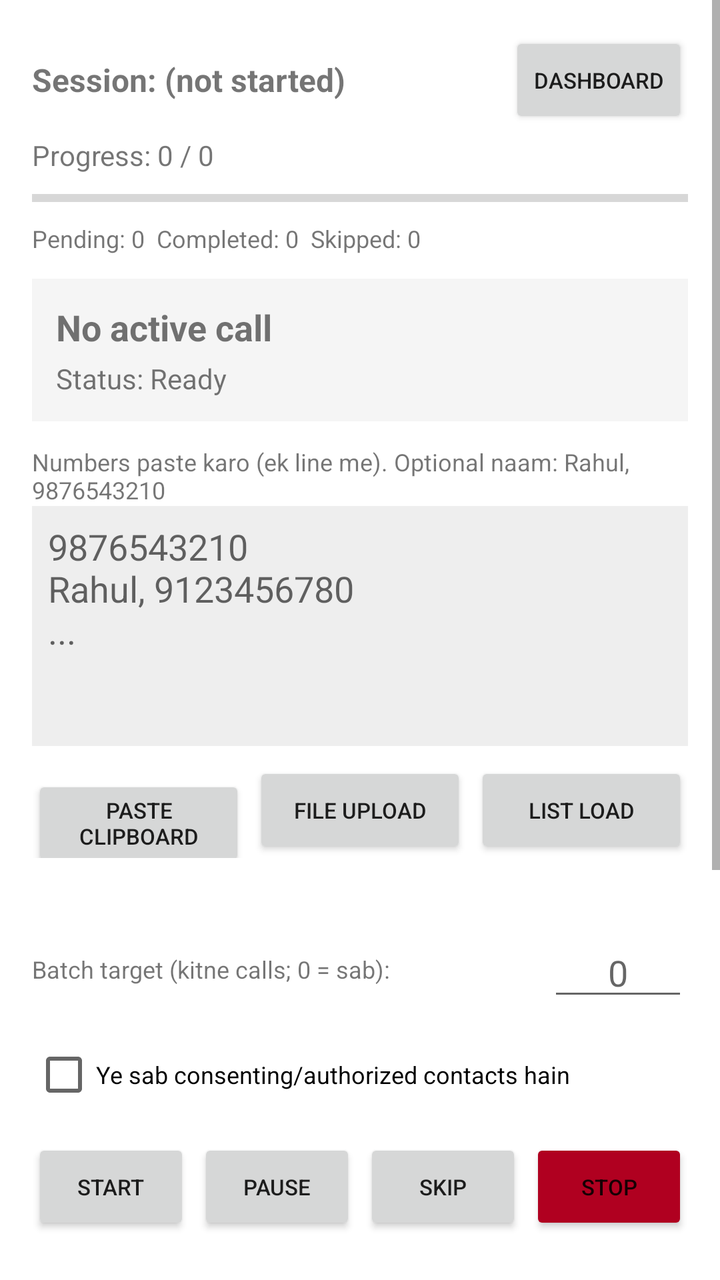
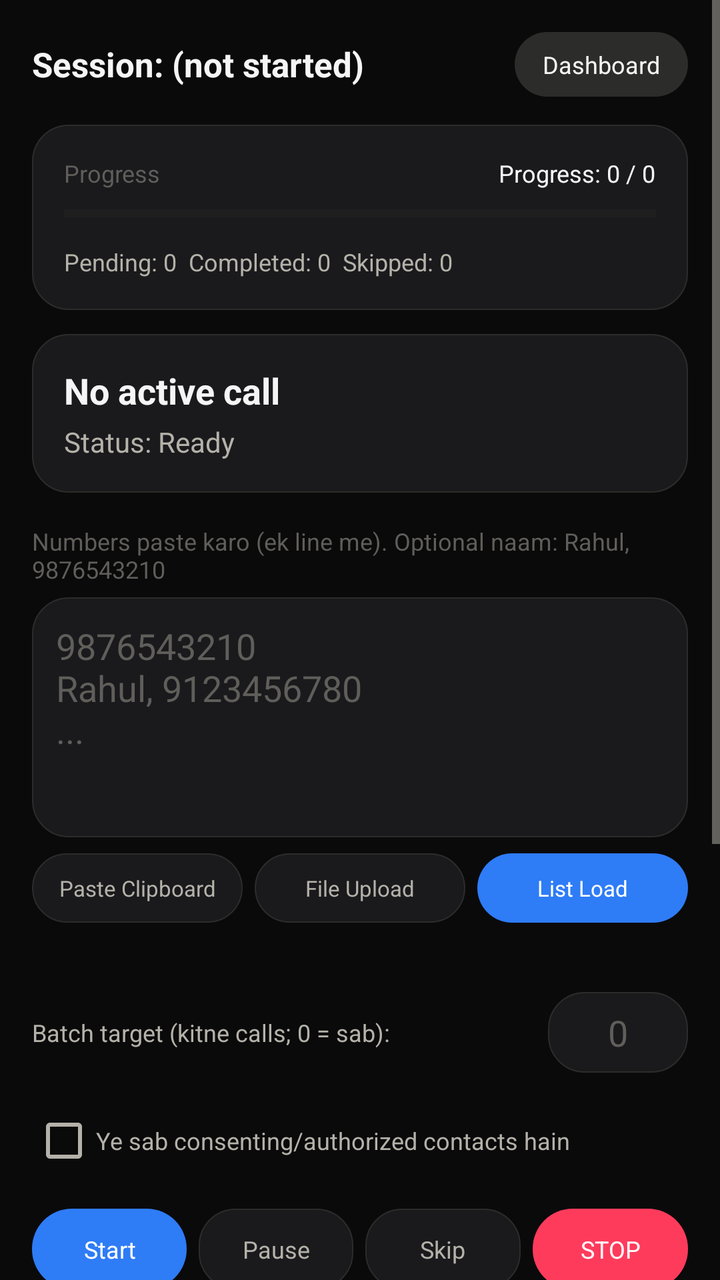

An Android layout rendered at two revisions. The XML below is the earlier revision; the diff shows what the commit changed to produce the second picture.
<!-- AndroidManifest.xml: application theme Theme.AutoDialer -->
<!-- res/layout/activity_main.xml -->
<?xml version="1.0" encoding="utf-8"?>
<FrameLayout xmlns:android="http://schemas.android.com/apk/res/android"
    android:layout_width="match_parent"
    android:layout_height="match_parent">

    <ScrollView
        android:layout_width="match_parent"
        android:layout_height="match_parent">

        <LinearLayout
            android:layout_width="match_parent"
            android:layout_height="wrap_content"
            android:orientation="vertical"
            android:padding="16dp">

            <LinearLayout
                android:layout_width="match_parent"
                android:layout_height="wrap_content"
                android:orientation="horizontal"
                android:gravity="center_vertical">

                <TextView
                    android:id="@+id/tvSessionName"
                    android:layout_width="0dp"
                    android:layout_weight="1"
                    android:layout_height="wrap_content"
                    android:text="Session: (not started)"
                    android:textStyle="bold"
                    android:textSize="16sp"/>

                <Button
                    android:id="@+id/btnDashboard"
                    android:layout_width="wrap_content"
                    android:layout_height="wrap_content"
                    android:textSize="11sp"
                    android:text="Dashboard"/>
            </LinearLayout>

            <TextView
                android:id="@+id/tvProgress"
                android:layout_width="wrap_content"
                android:layout_height="wrap_content"
                android:layout_marginTop="4dp"
                android:text="Progress: 0 / 0"/>

            <ProgressBar
                android:id="@+id/progressBar"
                style="?android:attr/progressBarStyleHorizontal"
                android:layout_width="match_parent"
                android:layout_height="wrap_content"
                android:layout_marginTop="4dp"
                android:max="100"
                android:progress="0"/>

            <TextView
                android:id="@+id/tvCounts"
                android:layout_width="wrap_content"
                android:layout_height="wrap_content"
                android:layout_marginTop="4dp"
                android:textSize="12sp"
                android:text="Pending: 0  Completed: 0  Skipped: 0"/>

            <LinearLayout
                android:layout_width="match_parent"
                android:layout_height="wrap_content"
                android:orientation="vertical"
                android:background="#F5F5F5"
                android:padding="12dp"
                android:layout_marginTop="12dp">

                <TextView
                    android:id="@+id/tvCurrentLead"
                    android:layout_width="wrap_content"
                    android:layout_height="wrap_content"
                    android:textStyle="bold"
                    android:textSize="18sp"
                    android:text="No active call"/>

                <TextView
                    android:id="@+id/tvStatus"
                    android:layout_width="wrap_content"
                    android:layout_height="wrap_content"
                    android:layout_marginTop="4dp"
                    android:text="Status: Ready"/>
            </LinearLayout>

            <TextView
                android:layout_width="wrap_content"
                android:layout_height="wrap_content"
                android:layout_marginTop="12dp"
                android:text="Numbers paste karo (ek line me). Optional naam: Rahul, 9876543210"
                android:textSize="12sp"/>

            <EditText
                android:id="@+id/etNumbers"
                android:layout_width="match_parent"
                android:layout_height="120dp"
                android:gravity="top|start"
                android:hint="9876543210&#10;Rahul, 9123456780&#10;..."
                android:inputType="textMultiLine"
                android:background="#EEEEEE"
                android:padding="8dp"/>

            <LinearLayout
                android:layout_width="match_parent"
                android:layout_height="wrap_content"
                android:orientation="horizontal"
                android:layout_marginTop="8dp">

                <Button
                    android:id="@+id/btnPasteClipboard"
                    android:layout_width="0dp"
                    android:layout_height="wrap_content"
                    android:layout_weight="1"
                    android:textSize="11sp"
                    android:text="Paste Clipboard"/>

                <Button
                    android:id="@+id/btnImportFile"
                    android:layout_width="0dp"
                    android:layout_height="wrap_content"
                    android:layout_weight="1"
                    android:layout_marginStart="4dp"
                    android:textSize="11sp"
                    android:text="File Upload"/>

                <Button
                    android:id="@+id/btnLoadList"
                    android:layout_width="0dp"
                    android:layout_height="wrap_content"
                    android:layout_weight="1"
                    android:layout_marginStart="4dp"
                    android:textSize="11sp"
                    android:text="List Load"/>
            </LinearLayout>

            <TextView
                android:id="@+id/tvDuplicateInfo"
                android:layout_width="wrap_content"
                android:layout_height="wrap_content"
                android:layout_marginTop="4dp"
                android:textColor="#B00020"
                android:text=""/>

            <LinearLayout
                android:layout_width="match_parent"
                android:layout_height="wrap_content"
                android:orientation="horizontal"
                android:layout_marginTop="12dp"
                android:gravity="center_vertical">

                <TextView
                    android:layout_width="0dp"
                    android:layout_weight="1"
                    android:layout_height="wrap_content"
                    android:textSize="12sp"
                    android:text="Batch target (kitne calls; 0 = sab):"/>

                <EditText
                    android:id="@+id/etBatchTarget"
                    android:layout_width="70dp"
                    android:layout_height="wrap_content"
                    android:inputType="number"
                    android:hint="0"
                    android:gravity="center"/>
            </LinearLayout>

            <CheckBox
                android:id="@+id/cbConsent"
                android:layout_width="match_parent"
                android:layout_height="wrap_content"
                android:layout_marginTop="8dp"
                android:text="Ye sab consenting/authorized contacts hain"
                android:textSize="12sp"/>

            <LinearLayout
                android:layout_width="match_parent"
                android:layout_height="wrap_content"
                android:orientation="horizontal"
                android:layout_marginTop="8dp">

                <Button
                    android:id="@+id/btnStart"
                    android:layout_width="0dp"
                    android:layout_height="wrap_content"
                    android:layout_weight="1"
                    android:textSize="11sp"
                    android:text="Start"/>

                <Button
                    android:id="@+id/btnPause"
                    android:layout_width="0dp"
                    android:layout_height="wrap_content"
                    android:layout_weight="1"
                    android:layout_marginStart="4dp"
                    android:textSize="11sp"
                    android:text="Pause"/>

                <Button
                    android:id="@+id/btnSkip"
                    android:layout_width="0dp"
                    android:layout_height="wrap_content"
                    android:layout_weight="1"
                    android:layout_marginStart="4dp"
                    android:textSize="11sp"
                    android:text="Skip"/>

                <Button
                    android:id="@+id/btnStop"
                    android:layout_width="0dp"
                    android:layout_height="wrap_content"
                    android:layout_weight="1"
                    android:layout_marginStart="4dp"
                    android:textSize="11sp"
                    android:backgroundTint="#B00020"
                    android:text="STOP"/>
            </LinearLayout>

            <TextView
                android:id="@+id/tvResumeBanner"
                android:layout_width="match_parent"
                android:layout_height="wrap_content"
                android:layout_marginTop="8dp"
                android:padding="8dp"
                android:background="#FFF3CD"
                android:visibility="gone"
                android:text="Pichla session mila - Resume Session dabao"/>

            <androidx.recyclerview.widget.RecyclerView
                android:id="@+id/rvNumbers"
                android:layout_width="match_parent"
                android:layout_height="300dp"
                android:layout_marginTop="8dp"/>

        </LinearLayout>
    </ScrollView>

    
    <LinearLayout
        android:id="@+id/overlayOutcome"
        android:layout_width="match_parent"
        android:layout_height="match_parent"
        android:orientation="vertical"
        android:visibility="gone"
        android:background="#000000">

        <LinearLayout
            android:layout_width="match_parent"
            android:layout_height="0dp"
            android:layout_weight="1"
            android:orientation="horizontal">

            <Button
                android:id="@+id/btnOutcomeResume"
                android:layout_width="0dp"
                android:layout_weight="1"
                android:layout_height="match_parent"
                android:backgroundTint="#2196F3"
                android:textColor="#FFFFFF"
                android:textSize="24sp"
                android:text="RESUME"/>

            <Button
                android:id="@+id/btnOutcomeNo"
                android:layout_width="0dp"
                android:layout_weight="1"
                android:layout_height="match_parent"
                android:layout_marginStart="2dp"
                android:backgroundTint="#E53935"
                android:textColor="#FFFFFF"
                android:textSize="24sp"
                android:text="NO"/>
        </LinearLayout>

        <LinearLayout
            android:layout_width="match_parent"
            android:layout_height="0dp"
            android:layout_weight="1"
            android:layout_marginTop="2dp"
            android:orientation="horizontal">

            <Button
                android:id="@+id/btnOutcomePositive"
                android:layout_width="0dp"
                android:layout_weight="1"
                android:layout_height="match_parent"
                android:backgroundTint="#43A047"
                android:textColor="#FFFFFF"
                android:textSize="24sp"
                android:text="POSITIVE"/>

            <Button
                android:id="@+id/btnOutcomeInfo"
                android:layout_width="0dp"
                android:layout_weight="1"
                android:layout_height="match_parent"
                android:layout_marginStart="2dp"
                android:backgroundTint="#FB8C00"
                android:textColor="#FFFFFF"
                android:textSize="24sp"
                android:text="INFO"/>
        </LinearLayout>
    </LinearLayout>

</FrameLayout>
<!-- resources referenced by this layout -->
<resources>
  <style name="Theme.AutoDialer" parent="Theme.MaterialComponents.DayNight.NoActionBar">
          <item name="colorPrimary">@color/purple_500</item>
          <item name="colorPrimaryVariant">@color/teal_700</item>
      </style>
  <color name="purple_500">#6200EE</color>
  <color name="teal_700">#018786</color>
</resources>

<!-- the commit's change to res/layout/activity_main.xml (unified diff, before → after) -->
@@ -1,7 +1,8 @@
 <?xml version="1.0" encoding="utf-8"?>
 <FrameLayout xmlns:android="http://schemas.android.com/apk/res/android"
     android:layout_width="match_parent"
-    android:layout_height="match_parent">
+    android:layout_height="match_parent"
+    android:background="@color/bg_dark">
 
     <ScrollView
         android:layout_width="match_parent"
@@ -26,46 +27,80 @@
                     android:layout_height="wrap_content"
                     android:text="Session: (not started)"
                     android:textStyle="bold"
-                    android:textSize="16sp"/>
-
-                <Button
+                    android:textColor="@color/text_primary_dark"
+                    android:textSize="17sp"/>
+
+                <TextView
                     android:id="@+id/btnDashboard"
                     android:layout_width="wrap_content"
                     android:layout_height="wrap_content"
-                    android:textSize="11sp"
+                    android:background="@drawable/bg_avatar"
+                    android:paddingStart="14dp"
+                    android:paddingEnd="14dp"
+                    android:paddingTop="8dp"
+                    android:paddingBottom="8dp"
+                    android:textColor="@color/text_primary_dark"
+                    android:textSize="12sp"
                     android:text="Dashboard"/>
             </LinearLayout>
 
-            <TextView
-                android:id="@+id/tvProgress"
-                android:layout_width="wrap_content"
-                android:layout_height="wrap_content"
-                android:layout_marginTop="4dp"
-                android:text="Progress: 0 / 0"/>
-
-            <ProgressBar
-                android:id="@+id/progressBar"
-                style="?android:attr/progressBarStyleHorizontal"
-                android:layout_width="match_parent"
-                android:layout_height="wrap_content"
-                android:layout_marginTop="4dp"
-                android:max="100"
-                android:progress="0"/>
-
-            <TextView
-                android:id="@+id/tvCounts"
-                android:layout_width="wrap_content"
-                android:layout_height="wrap_content"
-                android:layout_marginTop="4dp"
-                android:textSize="12sp"
-                android:text="Pending: 0  Completed: 0  Skipped: 0"/>
-
             <LinearLayout
                 android:layout_width="match_parent"
                 android:layout_height="wrap_content"
                 android:orientation="vertical"
-                android:background="#F5F5F5"
-                android:padding="12dp"
+                android:background="@drawable/bg_card"
+                android:padding="16dp"
+                android:layout_marginTop="14dp">
+
+                <LinearLayout
+                    android:layout_width="match_parent"
+                    android:layout_height="wrap_content"
+                    android:orientation="horizontal">
+
+                    <TextView
+                        android:layout_width="0dp"
+                        android:layout_weight="1"
+                        android:layout_height="wrap_content"
+                        android:text="Progress"
+                        android:textColor="@color/text_muted_dark"
+                        android:textSize="12sp"/>
+
+                    <TextView
+                        android:id="@+id/tvProgress"
+                        android:layout_width="wrap_content"
+                        android:layout_height="wrap_content"
+                        android:text="Progress: 0 / 0"
+                        android:textColor="@color/text_primary_dark"
+                        android:textSize="12sp"/>
+                </LinearLayout>
+
+                <ProgressBar
+                    android:id="@+id/progressBar"
+                    style="?android:attr/progressBarStyleHorizontal"
+                    android:layout_width="match_parent"
+                    android:layout_height="8dp"
+                    android:layout_marginTop="8dp"
+                    android:progressTint="@color/progress_fill"
+                    android:progressBackgroundTint="@color/progress_track"
+                    android:max="100"
+                    android:progress="0"/>
+
+                <TextView
+                    android:id="@+id/tvCounts"
+                    android:layout_width="wrap_content"
+                    android:layout_height="wrap_content"
+                    android:layout_marginTop="12dp"
+                    android:textColor="@color/text_secondary_dark"
+                    android:textSize="12sp"
+                    android:text="Pending: 0  Completed: 0  Skipped: 0"/>
+            </LinearLayout>
+
+            <LinearLayout
+                android:layout_width="match_parent"
+                android:layout_height="wrap_content"
+                android:orientation="vertical"
+                android:background="@drawable/bg_card"
+                android:padding="16dp"
                 android:layout_marginTop="12dp">
 
                 <TextView
@@ -73,6 +108,7 @@
                     android:layout_width="wrap_content"
                     android:layout_height="wrap_content"
                     android:textStyle="bold"
+                    android:textColor="@color/text_primary_dark"
                     android:textSize="18sp"
                     android:text="No active call"/>
 
@@ -81,14 +117,16 @@
                     android:layout_width="wrap_content"
                     android:layout_height="wrap_content"
                     android:layout_marginTop="4dp"
+                    android:textColor="@color/text_secondary_dark"
                     android:text="Status: Ready"/>
             </LinearLayout>
 
             <TextView
                 android:layout_width="wrap_content"
                 android:layout_height="wrap_content"
-                android:layout_marginTop="12dp"
+                android:layout_marginTop="16dp"
                 android:text="Numbers paste karo (ek line me). Optional naam: Rahul, 9876543210"
+                android:textColor="@color/text_muted_dark"
                 android:textSize="12sp"/>
 
             <EditText
@@ -98,8 +136,11 @@
                 android:gravity="top|start"
                 android:hint="9876543210&#10;Rahul, 9123456780&#10;..."
                 android:inputType="textMultiLine"
-                android:background="#EEEEEE"
-                android:padding="8dp"/>
+                android:background="@drawable/bg_card"
+                android:textColor="@color/text_primary_dark"
+                android:textColorHint="@color/text_muted_dark"
+                android:padding="12dp"
+                android:layout_marginTop="6dp"/>
 
             <LinearLayout
                 android:layout_width="match_parent"
@@ -107,29 +148,41 @@
                 android:orientation="horizontal"
                 android:layout_marginTop="8dp">
 
-                <Button
+                <TextView
                     android:id="@+id/btnPasteClipboard"
                     android:layout_width="0dp"
-                    android:layout_height="wrap_content"
-                    android:layout_weight="1"
+                    android:layout_weight="1"
+                    android:layout_height="wrap_content"
+                    android:background="@drawable/bg_card"
+                    android:gravity="center"
+                    android:padding="10dp"
+                    android:textColor="@color/text_secondary_dark"
                     android:textSize="11sp"
                     android:text="Paste Clipboard"/>
 
-                <Button
+                <TextView
                     android:id="@+id/btnImportFile"
                     android:layout_width="0dp"
-                    android:layout_height="wrap_content"
-                    android:layout_weight="1"
-                    android:layout_marginStart="4dp"
+                    android:layout_weight="1"
+                    android:layout_height="wrap_content"
+                    android:layout_marginStart="6dp"
+                    android:background="@drawable/bg_card"
+                    android:gravity="center"
+                    android:padding="10dp"
+                    android:textColor="@color/text_secondary_dark"
                     android:textSize="11sp"
                     android:text="File Upload"/>
 
-                <Button
+                <TextView
                     android:id="@+id/btnLoadList"
                     android:layout_width="0dp"
-                    android:layout_height="wrap_content"
-                    android:layout_weight="1"
-                    android:layout_marginStart="4dp"
+                    android:layout_weight="1"
+                    android:layout_height="wrap_content"
+                    android:layout_marginStart="6dp"
+                    android:background="@drawable/bg_pill_resume"
+                    android:gravity="center"
+                    android:padding="10dp"
+                    android:textColor="@color/resume_text"
                     android:textSize="11sp"
                     android:text="List Load"/>
             </LinearLayout>
@@ -138,21 +191,23 @@
                 android:id="@+id/tvDuplicateInfo"
                 android:layout_width="wrap_content"
                 android:layout_height="wrap_content"
-                android:layout_marginTop="4dp"
-                android:textColor="#B00020"
+                android:layout_marginTop="6dp"
+                android:textColor="@color/no_bg"
+                android:textSize="11sp"
                 android:text=""/>
 
             <LinearLayout
                 android:layout_width="match_parent"
                 android:layout_height="wrap_content"
                 android:orientation="horizontal"
-                android:layout_marginTop="12dp"
+                android:layout_marginTop="14dp"
                 android:gravity="center_vertical">
 
                 <TextView
                     android:layout_width="0dp"
                     android:layout_weight="1"
                     android:layout_height="wrap_content"
+                    android:textColor="@color/text_secondary_dark"
                     android:textSize="12sp"
                     android:text="Batch target (kitne calls; 0 = sab):"/>
 
@@ -162,6 +217,10 @@
                     android:layout_height="wrap_content"
                     android:inputType="number"
                     android:hint="0"
+                    android:textColor="@color/text_primary_dark"
+                    android:textColorHint="@color/text_muted_dark"
+                    android:background="@drawable/bg_card"
+                    android:padding="8dp"
                     android:gravity="center"/>
             </LinearLayout>
 
@@ -169,7 +228,8 @@
                 android:id="@+id/cbConsent"
                 android:layout_width="match_parent"
                 android:layout_height="wrap_content"
-                android:layout_marginTop="8dp"
+                android:layout_marginTop="10dp"
+                android:textColor="@color/text_secondary_dark"
                 android:text="Ye sab consenting/authorized contacts hain"
                 android:textSize="12sp"/>
 
@@ -177,42 +237,57 @@
                 android:layout_width="match_parent"
                 android:layout_height="wrap_content"
                 android:orientation="horizontal"
-                android:layout_marginTop="8dp">
-
-                <Button
+                android:layout_marginTop="10dp">
+
+                <TextView
                     android:id="@+id/btnStart"
                     android:layout_width="0dp"
-                    android:layout_height="wrap_content"
-                    android:layout_weight="1"
-                    android:textSize="11sp"
+                    android:layout_weight="1"
+                    android:layout_height="wrap_content"
+                    android:background="@drawable/bg_pill_resume"
+                    android:gravity="center"
+                    android:padding="12dp"
+                    android:textColor="@color/resume_text"
+                    android:textSize="12sp"
                     android:text="Start"/>
 
-                <Button
+                <TextView
                     android:id="@+id/btnPause"
                     android:layout_width="0dp"
-                    android:layout_height="wrap_content"
-                    android:layout_weight="1"
-                    android:layout_marginStart="4dp"
-                    android:textSize="11sp"
+                    android:layout_weight="1"
+                    android:layout_height="wrap_content"
+                    android:layout_marginStart="6dp"
+                    android:background="@drawable/bg_card"
+                    android:gravity="center"
+                    android:padding="12dp"
+                    android:textColor="@color/text_secondary_dark"
+                    android:textSize="12sp"
                     android:text="Pause"/>
 
-                <Button
+                <TextView
                     android:id="@+id/btnSkip"
                     android:layout_width="0dp"
-                    android:layout_height="wrap_content"
-                    android:layout_weight="1"
-                    android:layout_marginStart="4dp"
-                    android:textSize="11sp"
+                    android:layout_weight="1"
+                    android:layout_height="wrap_content"
+                    android:layout_marginStart="6dp"
+                    android:background="@drawable/bg_card"
+                    android:gravity="center"
+                    android:padding="12dp"
+                    android:textColor="@color/text_secondary_dark"
+                    android:textSize="12sp"
                     android:text="Skip"/>
 
-                <Button
+                <TextView
                     android:id="@+id/btnStop"
                     android:layout_width="0dp"
-                    android:layout_height="wrap_content"
-                    android:layout_weight="1"
-                    android:layout_marginStart="4dp"
-                    android:textSize="11sp"
-                    android:backgroundTint="#B00020"
+                    android:layout_weight="1"
+                    android:layout_height="wrap_content"
+                    android:layout_marginStart="6dp"
+                    android:background="@drawable/bg_pill_no"
+                    android:gravity="center"
+                    android:padding="12dp"
+                    android:textColor="@color/no_text"
+                    android:textSize="12sp"
                     android:text="STOP"/>
             </LinearLayout>
 
@@ -220,9 +295,10 @@
                 android:id="@+id/tvResumeBanner"
                 android:layout_width="match_parent"
                 android:layout_height="wrap_content"
-                android:layout_marginTop="8dp"
-                android:padding="8dp"
-                android:background="#FFF3CD"
+                android:layout_marginTop="10dp"
+                android:padding="10dp"
+                android:background="@drawable/bg_pill_info"
+                android:textColor="@color/info_text"
                 android:visibility="gone"
                 android:text="Pichla session mila - Resume Session dabao"/>
 
@@ -230,19 +306,28 @@
                 android:id="@+id/rvNumbers"
                 android:layout_width="match_parent"
                 android:layout_height="300dp"
-                android:layout_marginTop="8dp"/>
+                android:layout_marginTop="10dp"/>
 
         </LinearLayout>
     </ScrollView>
 
-    
     <LinearLayout
         android:id="@+id/overlayOutcome"
         android:layout_width="match_parent"
         android:layout_height="match_parent"
         android:orientation="vertical"
+        android:gravity="center"
         android:visibility="gone"
-        android:background="#000000">
+        android:padding="20dp"
+        android:background="#0A0A0B">
+
+        <TextView
+            android:layout_width="wrap_content"
+            android:layout_height="wrap_content"
+            android:layout_marginBottom="16dp"
+            android:text="Call khatam — agla option chuno"
+            android:textColor="@color/text_muted_dark"
+            android:textSize="13sp"/>
 
         <LinearLayout
             android:layout_width="match_parent"
@@ -250,25 +335,34 @@
             android:layout_weight="1"
             android:orientation="horizontal">
 
-            <Button
+            <TextView
                 android:id="@+id/btnOutcomeResume"
                 android:layout_width="0dp"
                 android:layout_weight="1"
                 android:layout_height="match_parent"
-                android:backgroundTint="#2196F3"
-                android:textColor="#FFFFFF"
-                android:textSize="24sp"
+                android:layout_marginEnd="6dp"
+                android:layout_marginBottom="6dp"
+                android:background="@drawable/bg_glow_box_resume"
+                android:gravity="center"
+                android:elevation="16dp"
+                android:textColor="@color/resume_text"
+                android:textSize="20sp"
+                android:textStyle="bold"
                 android:text="RESUME"/>
 
-            <Button
+            <TextView
                 android:id="@+id/btnOutcomeNo"
                 android:layout_width="0dp"
                 android:layout_weight="1"
                 android:layout_height="match_parent"
-                android:layout_marginStart="2dp"
-                android:backgroundTint="#E53935"
-                android:textColor="#FFFFFF"
-                android:textSize="24sp"
+                android:layout_marginStart="6dp"
+                android:layout_marginBottom="6dp"
+                android:background="@drawable/bg_glow_box_no"
+                android:gravity="center"
+                android:elevation="16dp"
+                android:textColor="@color/no_text"
+                android:textSize="20sp"
+                android:textStyle="bold"
                 android:text="NO"/>
         </LinearLayout>
 
@@ -276,28 +370,36 @@
             android:layout_width="match_parent"
             android:layout_height="0dp"
             android:layout_weight="1"
-            android:layout_marginTop="2dp"
             android:orientation="horizontal">
 
-            <Button
+            <TextView
                 android:id="@+id/btnOutcomePositive"
                 android:layout_width="0dp"
                 android:layout_weight="1"
                 android:layout_height="match_parent"
-                android:backgroundTint="#43A047"
-                android:textColor="#FFFFFF"
-                android:textSize="24sp"
+                android:layout_marginEnd="6dp"
+                android:layout_marginTop="6dp"
+                android:background="@drawable/bg_glow_box_positive"
+                android:gravity="center"
+                android:elevation="16dp"
+                android:textColor="@color/positive_text"
+                android:textSize="20sp"
+                android:textStyle="bold"
                 android:text="POSITIVE"/>
 
-            <Button
+            <TextView
                 android:id="@+id/btnOutcomeInfo"
                 android:layout_width="0dp"
                 android:layout_weight="1"
                 android:layout_height="match_parent"
-                android:layout_marginStart="2dp"
-                android:backgroundTint="#FB8C00"
-                android:textColor="#FFFFFF"
-                android:textSize="24sp"
+                android:layout_marginStart="6dp"
+                android:layout_marginTop="6dp"
+                android:background="@drawable/bg_glow_box_info"
+                android:gravity="center"
+                android:elevation="16dp"
+                android:textColor="@color/info_text"
+                android:textSize="20sp"
+                android:textStyle="bold"
                 android:text="INFO"/>
         </LinearLayout>
     </LinearLayout>
<!-- resource entries referenced after the edit -->
@@ -1,10 +1,98 @@
 <!-- resources referenced by this layout -->
 <resources>
-  <style name="Theme.AutoDialer" parent="Theme.MaterialComponents.DayNight.NoActionBar">
-          <item name="colorPrimary">@color/purple_500</item>
-          <item name="colorPrimaryVariant">@color/teal_700</item>
+  <color name="bg_dark">#0A0A0B</color>
+  <color name="info_text">#412402</color>
+  <color name="no_bg">#FF3B5C</color>
+  <color name="no_text">#FFFFFF</color>
+  <color name="positive_text">#06341A</color>
+  <color name="progress_fill">#2ED47A</color>
+  <color name="progress_track">#2C2C2A</color>
+  <color name="resume_text">#FFFFFF</color>
+  <color name="text_muted_dark">#5F5E5A</color>
+  <color name="text_primary_dark">#F5F5F5</color>
+  <color name="text_secondary_dark">#B4B2A9</color>
+  <!-- drawable bg_avatar (drawable) -->
+  <?xml version="1.0" encoding="utf-8"?>
+  <shape xmlns:android="http://schemas.android.com/apk/res/android">
+      <solid android:color="@color/border_dark"/>
+      <corners android:radius="24dp"/>
+  </shape>
+  <!-- drawable bg_card (drawable) -->
+  <?xml version="1.0" encoding="utf-8"?>
+  <shape xmlns:android="http://schemas.android.com/apk/res/android">
+      <solid android:color="@color/surface_dark"/>
+      <corners android:radius="18dp"/>
+      <stroke android:width="0.5dp" android:color="@color/border_dark"/>
+  </shape>
+  <!-- drawable bg_glow_box_info (drawable) -->
+  <?xml version="1.0" encoding="utf-8"?>
+  <layer-list xmlns:android="http://schemas.android.com/apk/res/android">
+      <item>
+          <shape android:shape="rectangle">
+              <solid android:color="@color/info_bg"/>
+              <corners android:radius="18dp"/>
+          </shape>
+      </item>
+  </layer-list>
+  <!-- drawable bg_glow_box_no (drawable) -->
+  <?xml version="1.0" encoding="utf-8"?>
+  <layer-list xmlns:android="http://schemas.android.com/apk/res/android">
+      <item>
+          <shape android:shape="rectangle">
+              <solid android:color="@color/no_bg"/>
+              <corners android:radius="18dp"/>
+          </shape>
+      </item>
+  </layer-list>
+  <!-- drawable bg_glow_box_positive (drawable) -->
+  <?xml version="1.0" encoding="utf-8"?>
+  <layer-list xmlns:android="http://schemas.android.com/apk/res/android">
+      <item>
+          <shape android:shape="rectangle">
+              <solid android:color="@color/positive_bg"/>
+              <corners android:radius="18dp"/>
+          </shape>
+      </item>
+  </layer-list>
+  <!-- drawable bg_glow_box_resume (drawable) -->
+  <?xml version="1.0" encoding="utf-8"?>
+  <layer-list xmlns:android="http://schemas.android.com/apk/res/android">
+      <item>
+          <shape android:shape="rectangle">
+              <solid android:color="@color/resume_bg"/>
+              <corners android:radius="18dp"/>
+          </shape>
+      </item>
+  </layer-list>
+  <!-- drawable bg_pill_info (drawable) -->
+  <?xml version="1.0" encoding="utf-8"?>
+  <shape xmlns:android="http://schemas.android.com/apk/res/android">
+      <solid android:color="@color/info_bg"/>
+      <corners android:radius="20dp"/>
+  </shape>
+  <!-- drawable bg_pill_no (drawable) -->
+  <?xml version="1.0" encoding="utf-8"?>
+  <shape xmlns:android="http://schemas.android.com/apk/res/android">
+      <solid android:color="@color/no_bg"/>
+      <corners android:radius="20dp"/>
+  </shape>
+  <!-- drawable bg_pill_resume (drawable) -->
+  <?xml version="1.0" encoding="utf-8"?>
+  <shape xmlns:android="http://schemas.android.com/apk/res/android">
+      <solid android:color="@color/resume_bg"/>
+      <corners android:radius="20dp"/>
+  </shape>
+  <style name="Theme.AutoDialer" parent="Theme.MaterialComponents.NoActionBar">
+          <item name="colorPrimary">@color/resume_bg</item>
+          <item name="colorPrimaryVariant">@color/resume_bg</item>
+          <item name="android:windowBackground">@color/bg_dark</item>
+          <item name="android:textColorPrimary">@color/text_primary_dark</item>
+          <item name="android:textColorSecondary">@color/text_secondary_dark</item>
       </style>
-  <color name="purple_500">#6200EE</color>
-  <color name="teal_700">#018786</color>
+  <color name="border_dark">#2C2C2A</color>
+  <color name="surface_dark">#1A1A1D</color>
+  <color name="info_bg">#FFB020</color>
+  <color name="positive_bg">#2ED47A</color>
+  <color name="resume_bg">#2E7CF6</color>
 </resources>
 
